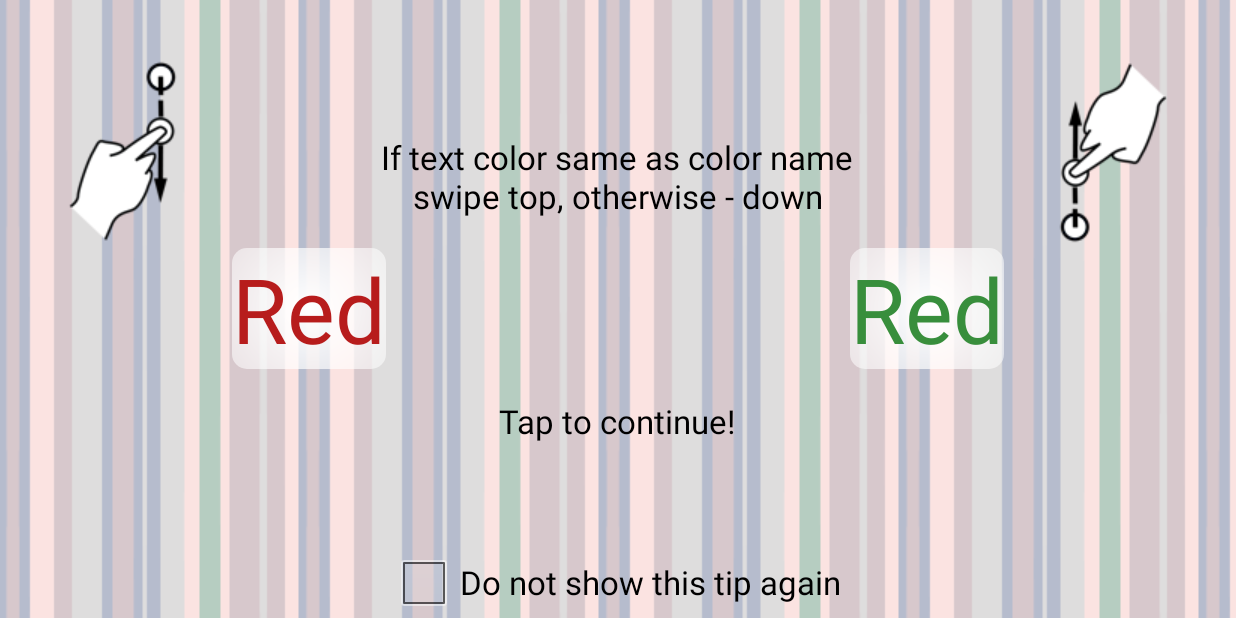
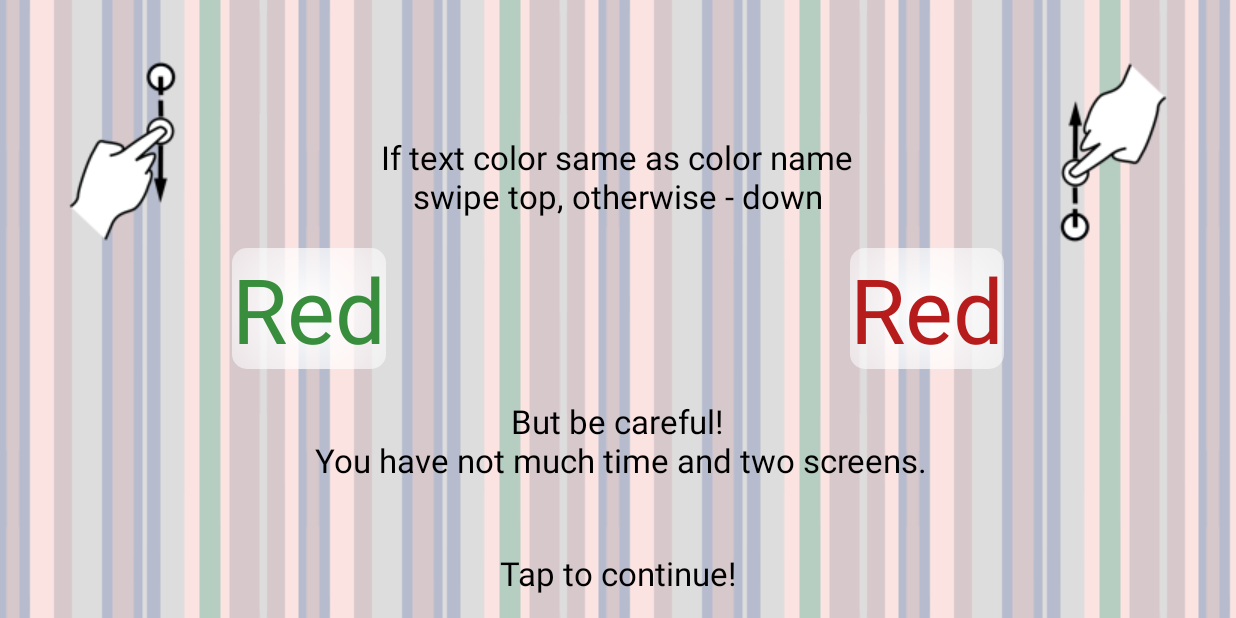
Before and after one commit to oZBo/ColorMaster, an Android app: the LevelEasy screen opened directly, with no data from a screen before it, on a phone screen of 824 x 412 dp (held sideways). Run offline under Robolectric (Android 15) with nearby library versions, the phone set to English and light mode, and no system bars; our stand-ins replace CircleImageView; 2 statements that could not run were skipped.

Commit message:
Fixed tutorial screens.

```diff
--- a/app/src/main/java/com/colormaster/game/activities/GameRulesFragment.java
+++ b/app/src/main/java/com/colormaster/game/activities/GameRulesFragment.java
@@ -7,12 +7,15 @@ import android.view.View;
 import android.view.ViewGroup;
 
 import com.colormaster.game.R;
+import com.colormaster.game.views.CustomFontTextView;
 
 public class GameRulesFragment extends Fragment {
 
     @Override
     public View onCreateView(LayoutInflater inflater, ViewGroup container, Bundle savedInstanceState) {
         View v = inflater.inflate(R.layout.game_tutorial, container, false);
+        CustomFontTextView textView = (CustomFontTextView) v.findViewById(R.id.tutorial_tv_tap_to_cont);
+        textView.setVisibility(View.INVISIBLE);
         return v;
     }
 
--- a/app/src/main/java/com/colormaster/game/activities/LevelEasy.java
+++ b/app/src/main/java/com/colormaster/game/activities/LevelEasy.java
@@ -5,8 +5,6 @@ import android.os.Bundle;
 import com.colormaster.game.R;
 
 public class LevelEasy extends LevelParent {
-
-
 
     @Override
     protected void onCreate(Bundle savedInstanceState) {
--- a/app/src/main/java/com/colormaster/game/activities/LevelParent.java
+++ b/app/src/main/java/com/colormaster/game/activities/LevelParent.java
@@ -9,9 +9,8 @@ import android.view.MotionEvent;
 import android.view.View;
 import android.view.animation.Animation;
 import android.view.animation.AnimationUtils;
-import android.widget.CheckBox;
-import android.widget.CompoundButton;
 import android.widget.FrameLayout;
+import android.widget.GridView;
 import android.widget.ImageButton;
 import android.widget.LinearLayout;
 import android.widget.ProgressBar;
@@ -19,18 +18,22 @@ import android.widget.TextView;
 
 import com.colormaster.game.Color;
 import com.colormaster.game.GameHelper;
+import com.colormaster.game.GridViewAdapter;
+import com.colormaster.game.LibraryColorObject;
 import com.colormaster.game.PreferenceUtil;
 import com.colormaster.game.R;
 import com.colormaster.game.Toaster;
 import com.google.android.gms.common.api.GoogleApiClient;
 import com.google.android.gms.games.Games;
 
+import java.util.ArrayList;
+
 public class LevelParent extends FragmentActivity implements View.OnTouchListener, View.OnClickListener {
 
-    private final static int TAP_RADIUS_RANGE = 30;//set up value to definate tap or not
+    private final static int MAX_CLICK_DISTANCE = 30;//set up value to definate tap or not
     private final static int COUNT_DOWN_INTERVAL = 10; //Interval to update timers. MilliSeconds
-    private final static int GAME_OVER_ANIM_DURATION = 500; //Anim duration of the game over overlay. Milliseconds
-    private final static int VIBRATOR_INTERVAL = 250; //Device vibration interval. Milliseconds
+    private final static int ANIM_DUARTION = 500; //Anim duration of the game over overlay. Milliseconds
+    private final static int VIBRATOR_INTERVAL = 250; //Device vibration duration. Milliseconds
 
     private final static int LEFT_SIDE = 101;
     private final static int RIGHT_SIDE = 102;
@@ -47,8 +50,7 @@ public class LevelParent extends FragmentActivity implements View.OnTouchListene
     private LinearLayout layoutLeftSide, layoutRightSide, layoutGameOver;
     private ImageButton btnReplay, btnHome, btnShare, btnLeaderboard;
     private ProgressBar progressBarLeft, progressBarRight;
-    private FrameLayout layoutGameTutorial;
-    private CheckBox cbDontShowTutorial;
+    private FrameLayout layoutGameTutorial, layoutColorLibrary;
 
     private Color colorLeft, colorRight;
     private CountDownTimer countDownTimerLeft, countDownTimerRight;
@@ -105,29 +107,89 @@ public class LevelParent extends FragmentActivity implements View.OnTouchListene
     }
 
     protected void initTutorialView() {
-        layoutGameTutorial = (FrameLayout) findViewById(R.id.layout_tutorial);
+
         if (!PreferenceUtil.getBoolean(LevelParent.this, getString(R.string.prefkey_dont_show_tutorial), false)) {
+            layoutGameTutorial = (FrameLayout) findViewById(R.id.layout_tutorial);
+            layoutColorLibrary = (FrameLayout) findViewById(R.id.layout_color_library);
             layoutGameTutorial.setOnClickListener(this);
 
-            LinearLayout layoutCheckBox = (LinearLayout) findViewById(R.id.layout_dont_show_again);
-            layoutCheckBox.setOnClickListener(this);
-            cbDontShowTutorial = (CheckBox) findViewById(R.id.cb_dont_show_again);
-            cbDontShowTutorial.setOnCheckedChangeListener(new CompoundButton.OnCheckedChangeListener() {
+            ArrayList<LibraryColorObject> colorsList = new ArrayList<>();
+            LibraryColorObject red = new LibraryColorObject(R.drawable.red, getString(R.string.color_red));
+            LibraryColorObject pink = new LibraryColorObject(R.drawable.pink, getString(R.string.color_pink));
+            LibraryColorObject purple = new LibraryColorObject(R.drawable.purple, getString(R.string.color_purple));
+            LibraryColorObject indigo = new LibraryColorObject(R.drawable.indigo, getString(R.string.color_indigo));
+            LibraryColorObject blue = new LibraryColorObject(R.drawable.blue, getString(R.string.color_blue));
+            LibraryColorObject teal = new LibraryColorObject(R.drawable.teal, getString(R.string.color_teal));
+            LibraryColorObject green = new LibraryColorObject(R.drawable.green, getString(R.string.color_green));
+            LibraryColorObject yellow = new LibraryColorObject(R.drawable.yellow, getString(R.string.color_yellow));
+            LibraryColorObject orange = new LibraryColorObject(R.drawable.orange, getString(R.string.color_orange));
+            LibraryColorObject brown = new LibraryColorObject(R.drawable.brown, getString(R.string.color_brown));
+
+            colorsList.add(red);
+            colorsList.add(pink);
+            colorsList.add(purple);
+            colorsList.add(indigo);
+            colorsList.add(blue);
+            colorsList.add(teal);
+            colorsList.add(green);
+            colorsList.add(yellow);
+            colorsList.add(orange);
+            colorsList.add(brown);
+
+            GridView gridView = (GridView) findViewById(R.id.gridview_color_library);
+            gridView.setOnTouchListener(new View.OnTouchListener() {
+                private static final int MAX_CLICK_DURATION = 1000;
+                private static final int MAX_CLICK_DISTANCE = 15;
+
+                private long pressStartTime;
+                private float pressedX;
+                private float pressedY;
+
                 @Override
-                public void onCheckedChanged(CompoundButton buttonView, boolean isChecked) {
-                    PreferenceUtil.putBoolean(LevelParent.this, getString(R.string.prefkey_dont_show_tutorial), isChecked);
+                public boolean onTouch(View v, MotionEvent event) {
+                    switch (event.getAction()) {
+                        case MotionEvent.ACTION_DOWN: {
+                            pressStartTime = System.currentTimeMillis();
+                            pressedX = event.getX();
+                            pressedY = event.getY();
+                            break;
+                        }
+                        case MotionEvent.ACTION_UP: {
+                            long pressDuration = System.currentTimeMillis() - pressStartTime;
+                            if (pressDuration < MAX_CLICK_DURATION && distance(pressedX, pressedY, event.getX(), event.getY()) < MAX_CLICK_DISTANCE) {
+                                layoutColorLibrary.setVisibility(View.GONE);
+                                PreferenceUtil.putBoolean(LevelParent.this, getString(R.string.prefkey_dont_show_tutorial), true);
+                                startLevel();
+                            }
+                        }
+                    }
+                    return false;
                 }
             });
+            GridViewAdapter adapter = new GridViewAdapter(this, colorsList);
+            gridView.setAdapter(adapter);
         } else {
             layoutGameTutorial.setVisibility(View.GONE);
+            layoutColorLibrary.setVisibility(View.GONE);
             startLevel();
         }
+    }
+
+    private float distance(float x1, float y1, float x2, float y2) {
+        float dx = x1 - x2;
+        float dy = y1 - y2;
+        float distanceInPx = (float) Math.sqrt(dx * dx + dy * dy);
+        return pxToDp(distanceInPx);
+    }
+
+    private float pxToDp(float px) {
+        return px / getResources().getDisplayMetrics().density;
     }
 
     protected void initAnimations() {
 
         fadeIn = AnimationUtils.loadAnimation(this, android.R.anim.fade_in);
-        fadeIn.setDuration(GAME_OVER_ANIM_DURATION);
+        fadeIn.setDuration(ANIM_DUARTION);
         fadeIn.setAnimationListener(new Animation.AnimationListener() {
             @Override
             public void onAnimationStart(Animation animation) {
@@ -149,7 +211,7 @@ public class LevelParent extends FragmentActivity implements View.OnTouchListene
         });
 
         fadeOut = AnimationUtils.loadAnimation(this, android.R.anim.fade_out);
-        fadeOut.setDuration(GAME_OVER_ANIM_DURATION);
+        fadeOut.setDuration(ANIM_DUARTION);
         fadeOut.setAnimationListener(new Animation.AnimationListener() {
             @Override
             public void onAnimationStart(Animation animation) {
@@ -164,7 +226,7 @@ public class LevelParent extends FragmentActivity implements View.OnTouchListene
 
             @Override
             public void onAnimationEnd(Animation animation) {
-                hideScoreDialog();
+                hideGameOverDialog();
                 layoutLeftSide.setOnTouchListener(LevelParent.this);
                 layoutRightSide.setOnTouchListener(LevelParent.this);
                 startSideTimer(LEFT_SIDE, GameHelper.getTimeForLevel(score));
@@ -239,14 +301,14 @@ public class LevelParent extends FragmentActivity implements View.OnTouchListene
     }
 
     private void calculateLeftSide() {
-        if (leftSideYStart > leftSideYEnd && leftSideYStart > leftSideYEnd + TAP_RADIUS_RANGE) {
+        if (leftSideYStart > leftSideYEnd && leftSideYStart > leftSideYEnd + MAX_CLICK_DISTANCE) {
             if (colorLeft.isColorSameAsText()) {
                 nextLevel(LEFT_SIDE);
             } else {
                 endLevel();
             }
 
-        } else if (leftSideYStart < leftSideYEnd && leftSideYStart < leftSideYEnd - TAP_RADIUS_RANGE) {
+        } else if (leftSideYStart < leftSideYEnd && leftSideYStart < leftSideYEnd - MAX_CLICK_DISTANCE) {
             if (colorLeft.isColorSameAsText()) {
                 endLevel();
             } else {
@@ -258,13 +320,13 @@ public class LevelParent extends FragmentActivity implements View.OnTouchListene
     }
 
     private void calculateRightSide() {
-        if (rightSideYStart > rightSideYEnd && rightSideYStart > rightSideYEnd + TAP_RADIUS_RANGE) {
+        if (rightSideYStart > rightSideYEnd && rightSideYStart > rightSideYEnd + MAX_CLICK_DISTANCE) {
             if (colorRight.isColorSameAsText()) {
                 nextLevel(RIGHT_SIDE);
             } else {
                 endLevel();
             }
-        } else if (rightSideYStart < rightSideYEnd && rightSideYStart < rightSideYEnd - TAP_RADIUS_RANGE) {
+        } else if (rightSideYStart < rightSideYEnd && rightSideYStart < rightSideYEnd - MAX_CLICK_DISTANCE) {
             if (colorRight.isColorSameAsText()) {
                 endLevel();
             } else {
@@ -302,12 +364,12 @@ public class LevelParent extends FragmentActivity implements View.OnTouchListene
         return true;
     }
 
-    private void hideScoreDialog() {
+    private void hideGameOverDialog() {
         layoutGameOver.setVisibility(View.GONE);
     }
 
     private void startLevel() {
-        hideScoreDialog();
+        hideGameOverDialog();
         generateRightColor();
         generateLeftColor();
         startSideTimer(LEFT_SIDE, GameHelper.getTimeForLevel(score));
@@ -328,7 +390,9 @@ public class LevelParent extends FragmentActivity implements View.OnTouchListene
             finish();
         } else if (layoutGameOver.isShown()) {
             finish();
-        } else {
+        } else if(layoutColorLibrary.isShown()){
+            finish();
+        }else{
             layoutGameOver.startAnimation(fadeIn);
         }
     }
@@ -371,17 +435,9 @@ public class LevelParent extends FragmentActivity implements View.OnTouchListene
         switch (v.getId()) {
             case R.id.layout_tutorial:
                 layoutGameTutorial.setVisibility(View.GONE);
-                startLevel();
                 break;
             case R.id.game_over_btn_replay:
                 layoutGameOver.startAnimation(fadeOut);
-                break;
-            case R.id.layout_dont_show_again:
-                if (cbDontShowTutorial.isChecked()) {
-                    cbDontShowTutorial.setChecked(false);
-                } else {
-                    cbDontShowTutorial.setChecked(true);
-                }
                 break;
             case R.id.game_over_btn_home:
                 onBackPressed();
--- a/app/src/main/res/layout/color_library.xml
+++ b/app/src/main/res/layout/color_library.xml
@@ -1,5 +1,6 @@
 <?xml version="1.0" encoding="utf-8"?>
-<LinearLayout xmlns:android="http://schemas.android.com/apk/res/android"
+<FrameLayout xmlns:android="http://schemas.android.com/apk/res/android"
+    android:id="@+id/layout_color_library"
     android:layout_width="match_parent"
     android:layout_height="match_parent"
     android:background="@drawable/main_screen_bg_9"
@@ -12,4 +13,4 @@
         android:numColumns="auto_fit"
         android:listSelector="#00000000"
         android:stretchMode="columnWidth" />
-</LinearLayout>
+</FrameLayout>
--- a/app/src/main/res/layout/game_tutorial.xml
+++ b/app/src/main/res/layout/game_tutorial.xml
@@ -24,7 +24,7 @@
                 android:background="@drawable/tv_side_bg"
                 android:gravity="center"
                 android:text="@string/color_red"
-                android:textColor="@color/red"
+                android:textColor="@color/green"
                 android:textSize="60sp"
                 android:textStyle="bold" />
 
@@ -50,7 +50,7 @@
                 android:background="@drawable/tv_side_bg"
                 android:gravity="center"
                 android:text="@string/color_red"
-                android:textColor="@color/green"
+                android:textColor="@color/red"
                 android:textSize="60sp"
                 android:textStyle="bold" />
 
@@ -98,34 +98,21 @@
             android:layout_centerInParent="true"
             android:gravity="center"
             android:paddingTop="20dp"
-            android:text="@string/tap_to_continue"
+            android:text="@string/tip_2"
             android:textAppearance="?android:attr/textAppearanceLarge"
             android:textColor="@color/black" />
 
-        <LinearLayout
-            android:id="@+id/layout_dont_show_again"
+        <com.colormaster.game.views.CustomFontTextView
+            android:id="@+id/tutorial_tv_tap_to_cont"
             android:layout_width="match_parent"
             android:layout_height="wrap_content"
+            android:layout_centerInParent="true"
             android:layout_alignParentBottom="true"
-            android:layout_gravity="center"
             android:gravity="center"
-            android:orientation="horizontal">
-
-            <CheckBox
-                android:id="@+id/cb_dont_show_again"
-                android:layout_width="wrap_content"
-                android:layout_height="wrap_content"
-                android:gravity="center" />
-
-            <com.colormaster.game.views.CustomFontTextView
-                android:layout_width="wrap_content"
-                android:layout_height="wrap_content"
-                android:paddingLeft="5dp"
-                android:text="@string/tip_dont_show_again"
-                android:textAppearance="?android:attr/textAppearanceLarge"
-                android:textColor="@color/black" />
-
-        </LinearLayout>
+            android:text="@string/tap_to_continue"
+            android:layout_marginBottom="15dp"
+            android:textAppearance="?android:attr/textAppearanceLarge"
+            android:textColor="@color/black"  />
 
     </RelativeLayout>
 
--- a/app/src/main/res/layout/level_easy.xml
+++ b/app/src/main/res/layout/level_easy.xml
@@ -106,6 +106,8 @@
         android:textColor="@android:color/black"
         android:textSize="25sp" />
 
+    <include layout="@layout/color_library"/>
+
     <include layout="@layout/game_tutorial" />
 
     <include layout="@layout/game_over" />
--- a/app/src/main/res/layout/level_medium.xml
+++ b/app/src/main/res/layout/level_medium.xml
@@ -105,6 +105,8 @@
         android:textColor="@android:color/black"
         android:textSize="25sp" />
 
+    <include layout="@layout/color_library"/>
+
     <include layout="@layout/game_tutorial"/>
 
     <include layout="@layout/game_over"/>
--- a/app/src/main/res/layout/test.xml
+++ b/app/src/main/res/layout/test.xml
@@ -13,8 +13,8 @@
     <com.viewpagerindicator.CirclePageIndicator
         android:id="@+id/indicator"
         android:layout_width="100dp"
-        android:layout_height="100dp"
-        android:layout_gravity="center_horizontal"
+        android:layout_height="wrap_content"
+        android:layout_gravity="center_horizontal|bottom"
         android:layout_margin="5dp" />
 
 </FrameLayout>
--- a/app/src/main/res/values/strings.xml
+++ b/app/src/main/res/values/strings.xml
@@ -21,6 +21,7 @@
     <string name="score">SCORE</string>
     <string name="best">BEST</string>
     <string name="tip">If text color same as color name swipe top, otherwise - down</string>
+    <string name="tip_2">But be careful!\n You have not much time and two screens.</string>
     <string name="tap_to_continue">Tap to continue!</string>
     <string name="tip_dont_show_again">Do not show this tip again</string>
     <string name="left_side">LEFT</string>
```
Also changed, not shown: app/src/main/java/com/colormaster/game/activities/ColorLibrary.java (+0 -34 lines).
